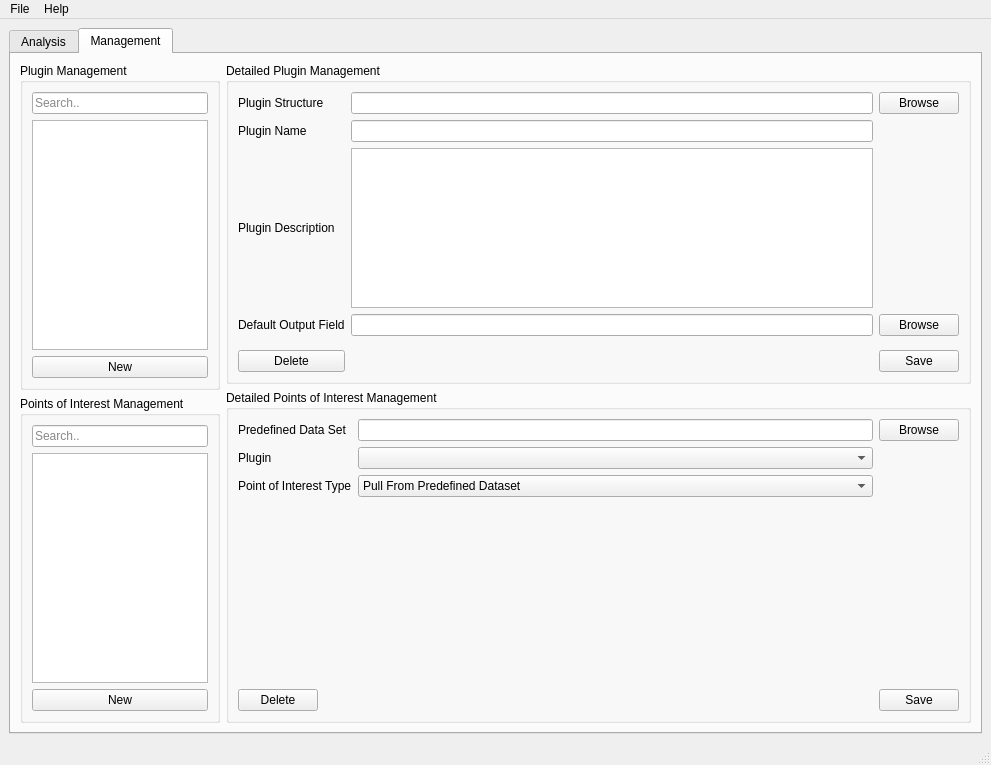
adalio0/BATT5, file src/GUI/ui_files/BATT5_GUI.ui: the form before one commit.
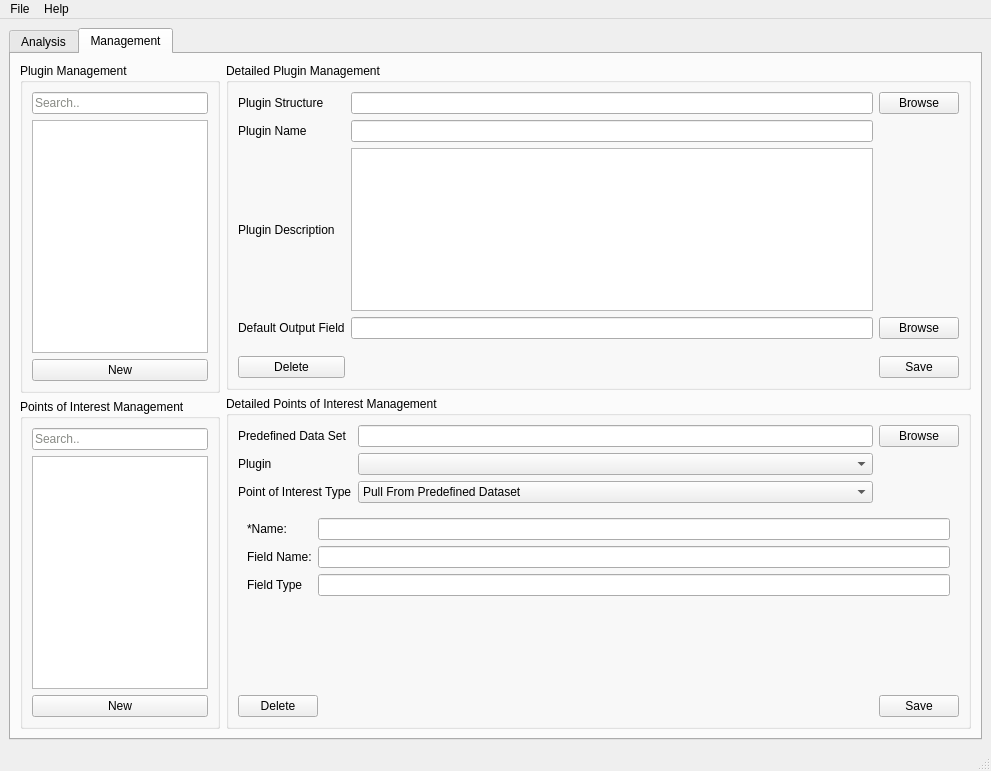
The form after the commit. The open tabs and pages were chosen to show the change.

Commit message: Added stacked widget for POI creation, updated ui and py file

What changed in the file:
```diff
--- a/src/GUI/ui_files/BATT5_GUI.ui
+++ b/src/GUI/ui_files/BATT5_GUI.ui
@@ -7,7 +7,7 @@
     <x>0</x>
     <y>0</y>
     <width>991</width>
-    <height>765</height>
+    <height>771</height>
    </rect>
   </property>
   <property name="windowTitle">
@@ -1323,7 +1323,38 @@
                 </layout>
                </widget>
                <widget class="QWidget" name="pckProto_page">
-                <layout class="QVBoxLayout" name="verticalLayout_29"/>
+                <layout class="QFormLayout" name="formLayout_6">
+                 <item row="0" column="0">
+                  <widget class="QLabel" name="protoName_label">
+                   <property name="text">
+                    <string>*Name:</string>
+                   </property>
+                  </widget>
+                 </item>
+                 <item row="1" column="0">
+                  <widget class="QLabel" name="protoFieldName_label">
+                   <property name="text">
+                    <string>Field Name:</string>
+                   </property>
+                  </widget>
+                 </item>
+                 <item row="2" column="0">
+                  <widget class="QLabel" name="protoFieldType_label">
+                   <property name="text">
+                    <string>Field Type</string>
+                   </property>
+                  </widget>
+                 </item>
+                 <item row="0" column="1">
+                  <widget class="QLineEdit" name="protoName_lineEdit"/>
+                 </item>
+                 <item row="1" column="1">
+                  <widget class="QLineEdit" name="protoFieldName_lineEdit"/>
+                 </item>
+                 <item row="2" column="1">
+                  <widget class="QLineEdit" name="protoFieldType_lineEdit"/>
+                 </item>
+                </layout>
                </widget>
                <widget class="QWidget" name="Struct_page">
                 <layout class="QVBoxLayout" name="verticalLayout_30"/>
```
Left out of the diff: 78 changed lines with no effect on the pictures. The commit also changes 2 other files.
